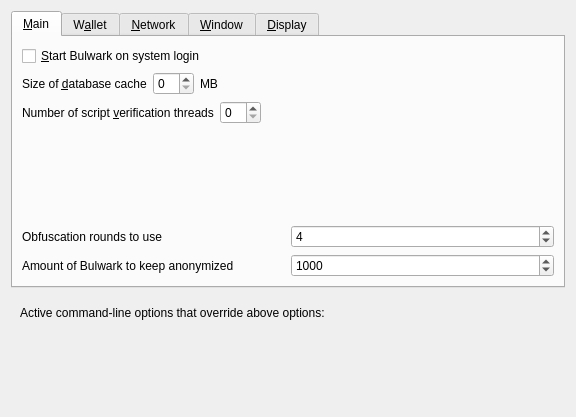
Above: src/qt/forms/optionsdialog.ui from TUSC-Develop/Bulwark before the change. Below: the same form after it.
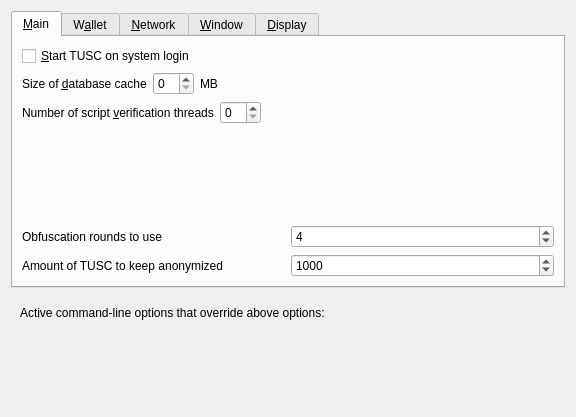
That is the form after the change. The open tabs and pages were chosen to show the change. Custom widgets are drawn as their Qt base class.

```diff
--- a/src/qt/forms/optionsdialog.ui
+++ b/src/qt/forms/optionsdialog.ui
@@ -33,7 +33,7 @@
           <string>Automatically start Bulwark after logging in to the system.</string>
          </property>
          <property name="text">
-          <string>&amp;Start Bulwark on system login</string>
+          <string>&amp;Start TUSC on system login</string>
          </property>
         </widget>
        </item>
@@ -177,7 +177,7 @@
             <string notr="true"/>
            </property>
            <property name="text">
-            <string>Amount of Bulwark to keep anonymized</string>
+            <string>Amount of TUSC to keep anonymized</string>
            </property>
           </widget>
          </item>
```
Left out of the diff: 12 changed lines with no effect on the pictures.
